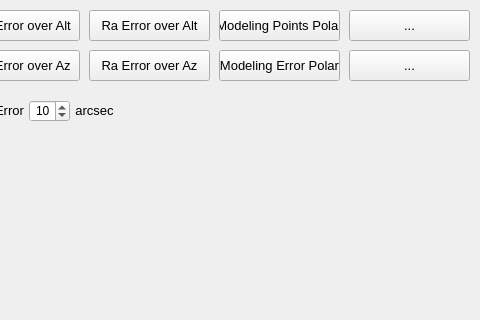
sayitfast/MountWizzard3, file mountwizzard/gui/analyse_dialog_ui.ui: the form before one commit; both pictures show x 311 to 791 and y 0 to 320 of the 791 by 638 pixel window.
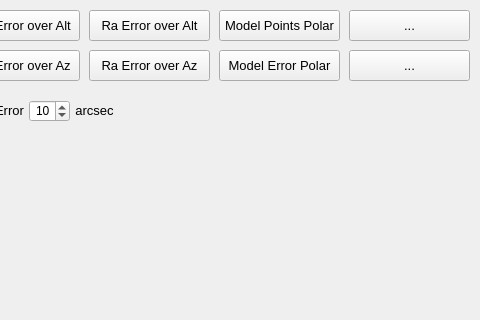
The form after the commit.

Commit message: bugfix analyse window without data

```diff
--- a/mountwizzard/gui/analyse_dialog_ui.ui
+++ b/mountwizzard/gui/analyse_dialog_ui.ui
@@ -130,7 +130,7 @@
     <string>&lt;html&gt;&lt;head/&gt;&lt;body&gt;&lt;p&gt;Show model points in colors over altitude and azimuth in polar diagram. blue: points west, green: points east.&lt;/p&gt;&lt;/body&gt;&lt;/html&gt;</string>
    </property>
    <property name="text">
-    <string>Modeling Points Polar</string>
+    <string>Model Points Polar</string>
    </property>
   </widget>
   <widget class="QPushButton" name="btn_selectDecErrorAzimuth">
@@ -172,7 +172,7 @@
     <string>&lt;html&gt;&lt;head/&gt;&lt;body&gt;&lt;p&gt;Show total error in colors over altitude and azimuth in polar diagram. blue: points west, green: points east.&lt;/p&gt;&lt;/body&gt;&lt;/html&gt;</string>
    </property>
    <property name="text">
-    <string>Modeling Error Polar</string>
+    <string>Model Error Polar</string>
    </property>
   </widget>
   <widget class="QPushButton" name="btn_selectRaErrorDeviation">
```
The commit also changes 2 other files.
